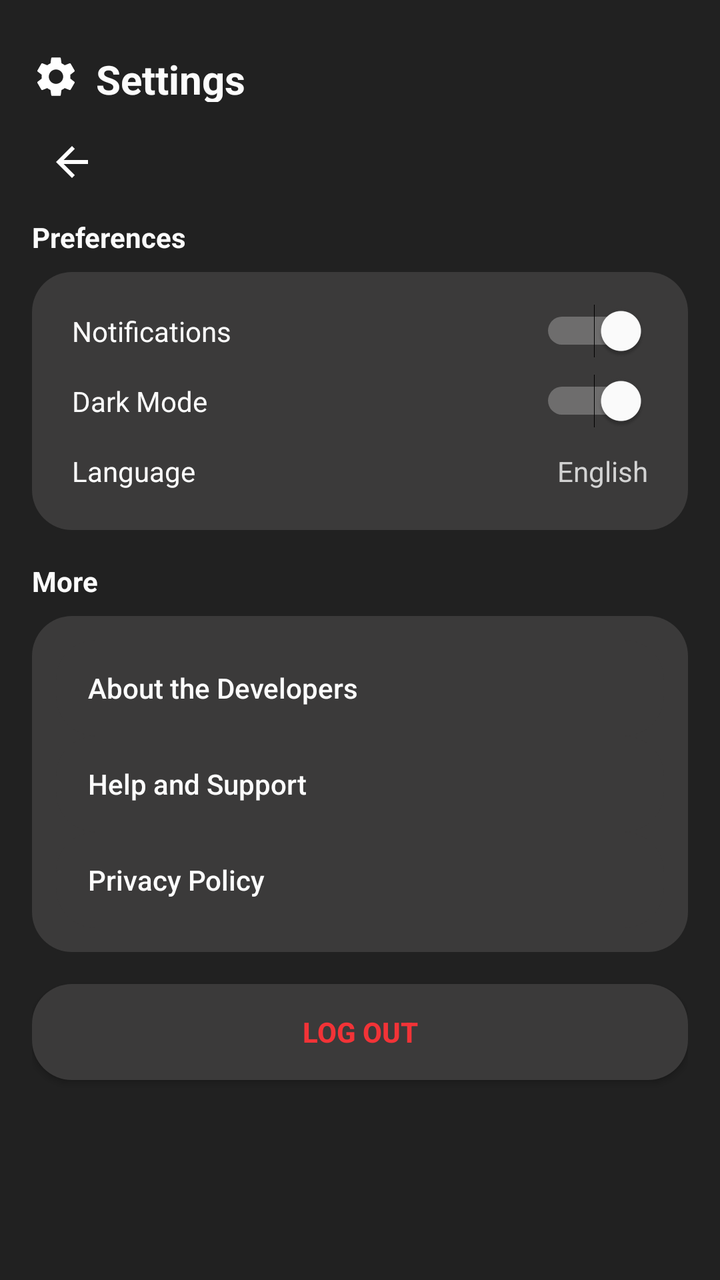
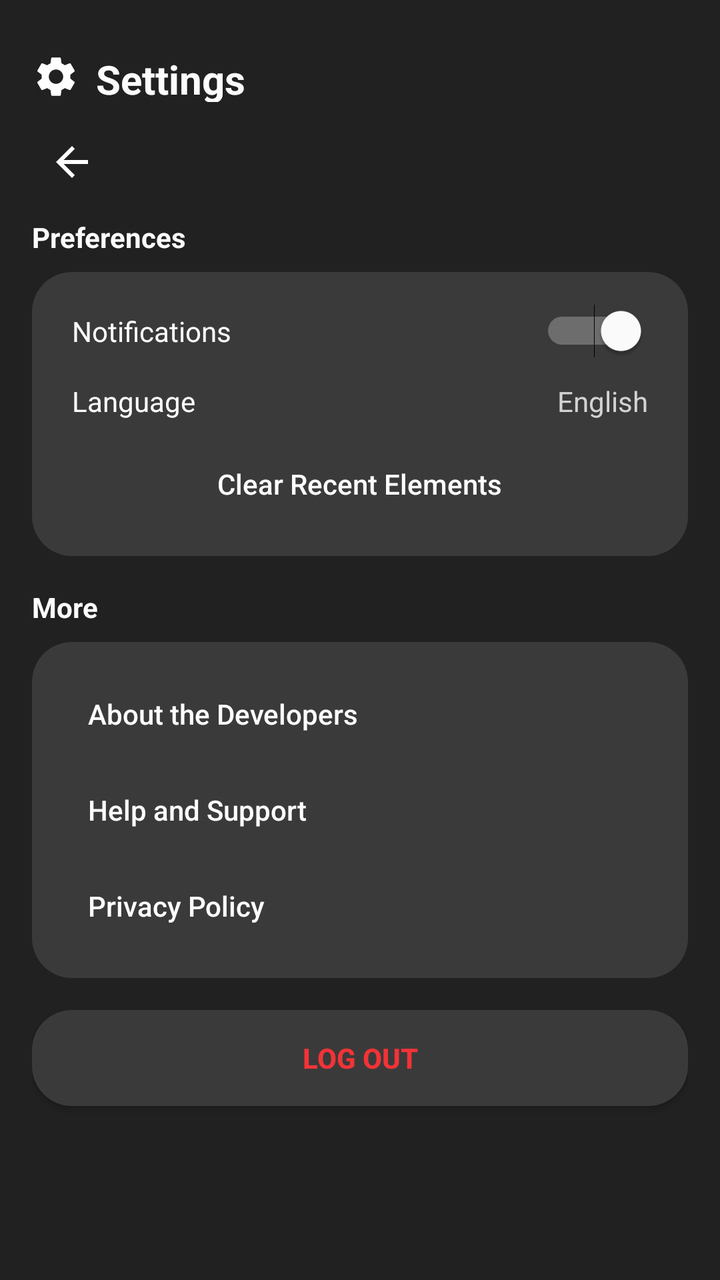

Two renders of the same Android screen: before a commit and after it. Below are the layout's source before the change and the commit's diff.
<!-- AndroidManifest.xml: application theme Theme.PeriodicPro -->
<!-- res/layout/activity_settings.xml -->
<?xml version="1.0" encoding="utf-8"?>
<LinearLayout
    xmlns:android="http://schemas.android.com/apk/res/android"
    android:layout_width="match_parent"
    android:layout_height="match_parent"
    android:orientation="vertical"
    android:background="#212121"
    android:padding="16dp">

    
    <LinearLayout
        android:layout_width="match_parent"
        android:layout_height="45dp"
        android:gravity="center_vertical"
        android:orientation="horizontal"
        android:paddingVertical="10dp">

        <ImageView
            android:layout_width="24dp"
            android:layout_height="24dp"
            android:layout_marginEnd="8dp"
            android:src="@drawable/ic_settings" />

        <TextView
            android:layout_width="wrap_content"
            android:layout_height="wrap_content"
            android:text="Settings"
            android:textColor="#fcfcfc"
            android:textSize="20sp"
            android:textStyle="bold" />

        <View
            android:layout_width="match_parent"
            android:layout_height="25dp"
            android:layout_weight="1" />
    </LinearLayout>
    <ImageView
        android:id="@+id/btn_back"
        android:layout_width="24dp"
        android:layout_height="24dp"
        android:src="@drawable/ic_back"
        android:contentDescription="Back"
        android:layout_marginStart="8dp"
        android:layout_marginTop="8dp"/>

    
    <TextView
        android:layout_width="wrap_content"
        android:layout_height="wrap_content"
        android:text="Preferences"
        android:textColor="#fcfcfc"
        android:textSize="14sp"
        android:textStyle="bold"
        android:paddingTop="16dp"
        android:paddingBottom="8dp"/>

    <LinearLayout
        android:layout_width="match_parent"
        android:layout_height="wrap_content"
        android:background="@drawable/rounded_form_bg"
        android:orientation="vertical"
        android:padding="12dp">

        <Switch
            android:layout_width="match_parent"
            android:layout_height="wrap_content"
            android:checked="true"
            android:text="Notifications"
            android:textColor="#fcfcfc"
            android:padding="8dp"
            android:thumbTint="@color/white"
            android:trackTint="@color/white"/>

        <Switch
            android:layout_width="match_parent"
            android:layout_height="wrap_content"
            android:checked="true"
            android:text="Dark Mode"
            android:textColor="#fcfcfc"
            android:padding="8dp"
            android:thumbTint="@color/white"
            android:trackTint="@color/white"/>

        <LinearLayout
            android:layout_width="match_parent"
            android:layout_height="wrap_content"
            android:gravity="center_vertical"
            android:orientation="horizontal"
            android:padding="8dp">

            <TextView
                android:layout_width="0dp"
                android:layout_height="wrap_content"
                android:layout_weight="1"
                android:text="Language"
                android:textColor="#fcfcfc"/>

            <TextView
                android:layout_width="wrap_content"
                android:layout_height="wrap_content"
                android:text="English"
                android:textColor="#d3d3d3" />
        </LinearLayout>
    </LinearLayout>

    
    <TextView
        android:layout_width="wrap_content"
        android:layout_height="wrap_content"
        android:text="More"
        android:textColor="#fcfcfc"
        android:textSize="14sp"
        android:textStyle="bold"
        android:paddingTop="16dp"
        android:paddingBottom="8dp"/>

    <LinearLayout
        android:layout_width="match_parent"
        android:layout_height="wrap_content"
        android:background="@drawable/rounded_form_bg"
        android:padding="12dp"
        android:orientation="vertical">

        <Button
            android:id="@+id/button_developer"
            android:layout_width="match_parent"
            android:layout_height="wrap_content"
            android:text="About the Developers"

            android:background="@drawable/rounded_form_bg"
            android:textColor="#fcfcfc"
            android:gravity="start|center_vertical"
            android:paddingVertical="10dp"
            android:paddingStart="16dp"
            android:textAllCaps="false"
            android:stateListAnimator="@null"/>

        <Button
            android:id="@+id/button_help"
            android:layout_width="match_parent"
            android:layout_height="wrap_content"
            android:text="Help and Support"

            android:background="@drawable/rounded_form_bg"
            android:textColor="#fcfcfc"
            android:gravity="start|center_vertical"
            android:paddingVertical="10dp"
            android:paddingStart="16dp"
            android:textAllCaps="false"
            android:stateListAnimator="@null"/>

        <Button
            android:id="@+id/button_privacy"
            android:layout_width="match_parent"
            android:layout_height="wrap_content"
            android:text="Privacy Policy"
            android:background="@drawable/rounded_form_bg"
            android:textColor="#fcfcfc"
            android:gravity="start|center_vertical"
            android:paddingVertical="10dp"
            android:paddingStart="16dp"
            android:textAllCaps="false"
            android:stateListAnimator="@null"/>
    </LinearLayout>

    
    <Button
        android:id="@+id/button_logout"
        android:layout_width="match_parent"
        android:layout_height="wrap_content"
        android:text="Log Out"
        android:background="@drawable/rounded_form_bg"
        android:textColor="#f23337"
        android:textStyle="bold"
        android:layout_marginTop="16dp"/>
</LinearLayout>
<!-- resources referenced by this layout -->
<resources>
  <color name="white">#FFFFFFFF</color>
  <!-- drawable ic_back (drawable) -->
  <vector xmlns:android="http://schemas.android.com/apk/res/android"
      android:width="24dp"
      android:height="24dp"
      android:viewportWidth="24"
      android:viewportHeight="24"
      android:tint="#FFFFFF">
      <path
          android:fillColor="@android:color/white"
          android:pathData="M20,11H7.83l5.59,-5.59L12,4l-8,8 8,8 1.41,-1.41L7.83,13H20v-2z"/>
  </vector>
  <!-- drawable ic_settings (drawable) -->
  <vector xmlns:android="http://schemas.android.com/apk/res/android" android:height="24dp" android:tint="#FFFFFF" android:viewportHeight="24" android:viewportWidth="24" android:width="24dp">
        
      <path android:fillColor="@android:color/white" android:pathData="M19.14,12.94c0.04,-0.3 0.06,-0.61 0.06,-0.94c0,-0.32 -0.02,-0.64 -0.07,-0.94l2.03,-1.58c0.18,-0.14 0.23,-0.41 0.12,-0.61l-1.92,-3.32c-0.12,-0.22 -0.37,-0.29 -0.59,-0.22l-2.39,0.96c-0.5,-0.38 -1.03,-0.7 -1.62,-0.94L14.4,2.81c-0.04,-0.24 -0.24,-0.41 -0.48,-0.41h-3.84c-0.24,0 -0.43,0.17 -0.47,0.41L9.25,5.35C8.66,5.59 8.12,5.92 7.63,6.29L5.24,5.33c-0.22,-0.08 -0.47,0 -0.59,0.22L2.74,8.87C2.62,9.08 2.66,9.34 2.86,9.48l2.03,1.58C4.84,11.36 4.8,11.69 4.8,12s0.02,0.64 0.07,0.94l-2.03,1.58c-0.18,0.14 -0.23,0.41 -0.12,0.61l1.92,3.32c0.12,0.22 0.37,0.29 0.59,0.22l2.39,-0.96c0.5,0.38 1.03,0.7 1.62,0.94l0.36,2.54c0.05,0.24 0.24,0.41 0.48,0.41h3.84c0.24,0 0.44,-0.17 0.47,-0.41l0.36,-2.54c0.59,-0.24 1.13,-0.56 1.62,-0.94l2.39,0.96c0.22,0.08 0.47,0 0.59,-0.22l1.92,-3.32c0.12,-0.22 0.07,-0.47 -0.12,-0.61L19.14,12.94zM12,15.6c-1.98,0 -3.6,-1.62 -3.6,-3.6s1.62,-3.6 3.6,-3.6s3.6,1.62 3.6,3.6S13.98,15.6 12,15.6z"/>
      
  </vector>
  <!-- drawable rounded_form_bg (drawable) -->
  <?xml version="1.0" encoding="utf-8"?>
  <shape xmlns:android="http://schemas.android.com/apk/res/android">
      <solid android:color="#3b3a3a"/> 
      <corners android:radius="20dp"/> 
  </shape>
  <style name="Theme.PeriodicPro" parent="Theme.AppCompat.DayNight.NoActionBar">
          <item name="colorPrimary">#212121</item>
          <item name="colorPrimaryDark">#171717</item>
          <item name="colorAccent">#00796B</item>
          <item name="android:windowBackground">#212121</item>
      </style>
</resources>

<!-- the commit's change to res/layout/activity_settings.xml (unified diff, before → after) -->
@@ -34,6 +34,8 @@
             android:layout_height="25dp"
             android:layout_weight="1" />
     </LinearLayout>
+
+    
     <ImageView
         android:id="@+id/btn_back"
         android:layout_width="24dp"
@@ -54,6 +56,7 @@
         android:paddingTop="16dp"
         android:paddingBottom="8dp"/>
 
+    
     <LinearLayout
         android:layout_width="match_parent"
         android:layout_height="wrap_content"
@@ -62,6 +65,7 @@
         android:padding="12dp">
 
         <Switch
+            android:id="@+id/switch_notifications"
             android:layout_width="match_parent"
             android:layout_height="wrap_content"
             android:checked="true"
@@ -71,16 +75,7 @@
             android:thumbTint="@color/white"
             android:trackTint="@color/white"/>
 
-        <Switch
-            android:layout_width="match_parent"
-            android:layout_height="wrap_content"
-            android:checked="true"
-            android:text="Dark Mode"
-            android:textColor="#fcfcfc"
-            android:padding="8dp"
-            android:thumbTint="@color/white"
-            android:trackTint="@color/white"/>
-
+        
         <LinearLayout
             android:layout_width="match_parent"
             android:layout_height="wrap_content"
@@ -101,6 +96,20 @@
                 android:text="English"
                 android:textColor="#d3d3d3" />
         </LinearLayout>
+
+        
+        <Button
+            android:id="@+id/button_clear_recent"
+            android:layout_width="wrap_content"
+            android:layout_height="wrap_content"
+            android:text="Clear Recent Elements"
+            android:textColor="#fcfcfc"
+            android:background="@drawable/rounded_form_bg"
+            android:layout_gravity="center_horizontal"
+            android:paddingHorizontal="16dp"
+            android:paddingVertical="10dp"
+            android:textAllCaps="false"
+            android:stateListAnimator="@null" />
     </LinearLayout>
 
     
@@ -114,6 +123,7 @@
         android:paddingTop="16dp"
         android:paddingBottom="8dp"/>
 
+    
     <LinearLayout
         android:layout_width="match_parent"
         android:layout_height="wrap_content"
@@ -126,7 +136,6 @@
             android:layout_width="match_parent"
             android:layout_height="wrap_content"
             android:text="About the Developers"
-
             android:background="@drawable/rounded_form_bg"
             android:textColor="#fcfcfc"
             android:gravity="start|center_vertical"
@@ -140,7 +149,6 @@
             android:layout_width="match_parent"
             android:layout_height="wrap_content"
             android:text="Help and Support"
-
             android:background="@drawable/rounded_form_bg"
             android:textColor="#fcfcfc"
             android:gravity="start|center_vertical"
